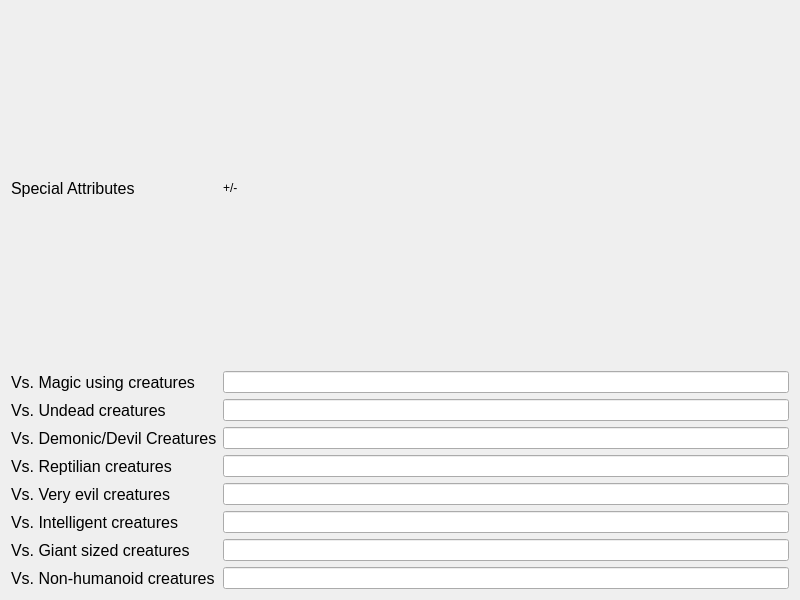
DrItanium/realmz_tools, file CharacterEditor/abilitiesview.ui: the form before one commit.
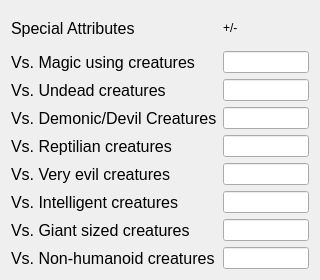
The form after the commit.

Commit message: Started on the logic for selecting the portrait and character icons.

Patch:
```diff
--- a/CharacterEditor/abilitiesview.ui
+++ b/CharacterEditor/abilitiesview.ui
@@ -6,14 +6,14 @@
    <rect>
     <x>0</x>
     <y>0</y>
-    <width>800</width>
-    <height>600</height>
+    <width>320</width>
+    <height>280</height>
    </rect>
   </property>
   <property name="minimumSize">
    <size>
-    <width>800</width>
-    <height>600</height>
+    <width>320</width>
+    <height>280</height>
    </size>
   </property>
   <property name="windowTitle">
```
The commit also changes 2 other files.
